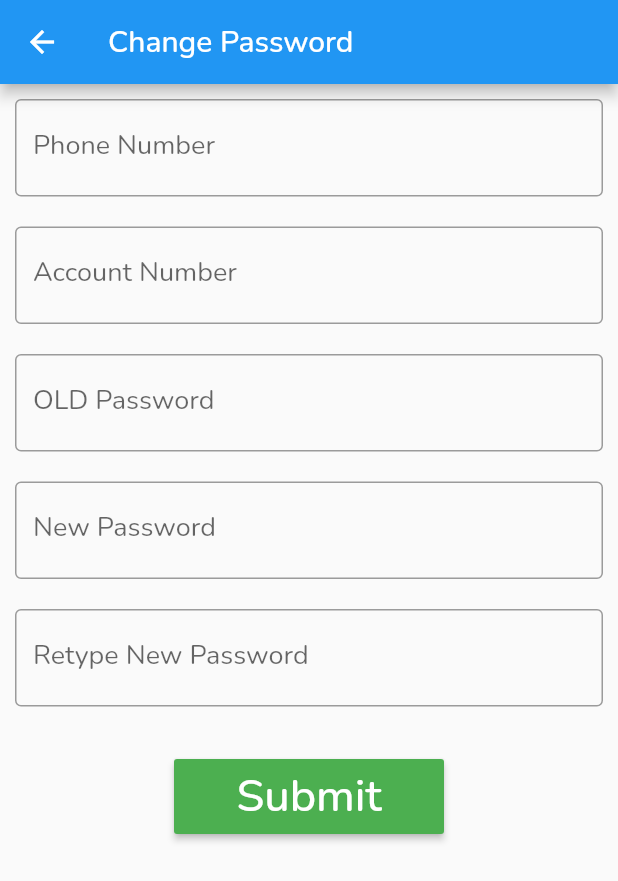
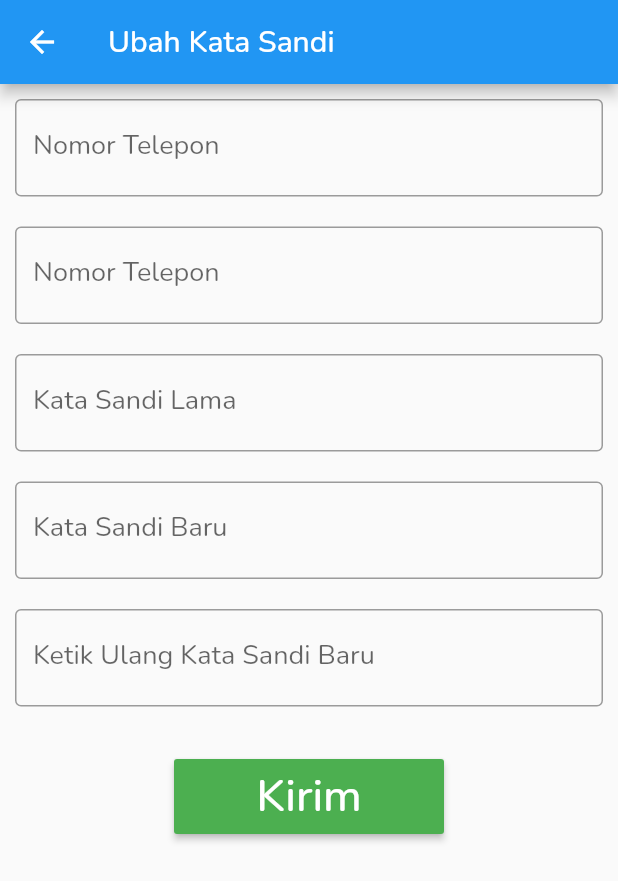
Before and after one commit to nangs/wincoremobile-1, a Flutter app: the ChangePassword screen opened directly, on a phone screen of 412 x 824 dp. Shown: the top 881 px of the screen. Run offline on Flutter 3.47's test engine with Material 2 defaults, Android fonts, the phone set to English and light mode, and no system bars; our stand-ins replace bloc, dartz, dio, firebase_auth, firebase_core, flutter_bloc and 1 more; missing offline and left inert: firebase_auth_web, firebase_core_web; accounts and stored records are empty; network calls fail.

Commit message:
Standarisasi Bahasa Indonesia + Tambah .GitIgnore

```diff
--- a/lib/helper/otp.dart
+++ b/lib/helper/otp.dart
@@ -65,7 +65,7 @@ class _OTPState extends State<OTP> {
                 height: 24,
               ),
               const Text(
-                'Verification',
+                'Verifikasi',
                 style: TextStyle(
                   fontSize: 22,
                   fontWeight: FontWeight.bold,
@@ -76,7 +76,7 @@ class _OTPState extends State<OTP> {
                 height: 10,
               ),
               const Text(
-                "Enter your OTP code number",
+                "Masukan kode OTP yang anda terima.",
                 style: TextStyle(
                   fontSize: 14,
                   fontWeight: FontWeight.bold,
@@ -369,7 +369,7 @@ class _OTPState extends State<OTP> {
                         child: const Padding(
                           padding: EdgeInsets.all(14.0),
                           child: Text(
-                            'Verify',
+                            'Verifikasi',
                             style: TextStyle(fontSize: 16),
                           ),
                         ),
--- a/lib/screen/auth/change_mpin/change_mpin.dart
+++ b/lib/screen/auth/change_mpin/change_mpin.dart
@@ -32,7 +32,7 @@ class _ChangeMPinState extends State<ChangeMPin> {
     return Scaffold(
       resizeToAvoidBottomInset: false,
       appBar: AppBar(
-        title: const Text('Change M-PIN'),
+        title: const Text('Ubah M-PIN'),
         // backgroundColor: Colors.lightBlue,
       ),
       body:
@@ -48,7 +48,7 @@ class _ChangeMPinState extends State<ChangeMPin> {
                   controller: myPhoneNumberController,
                   decoration: const InputDecoration(
                     border: OutlineInputBorder(),
-                    labelText: 'Phone Number',
+                    labelText: 'Nomor Telepon',
                   ),
                   onChanged: (text) {
                     nPhoneNumber = text;
@@ -61,7 +61,7 @@ class _ChangeMPinState extends State<ChangeMPin> {
                   controller: myAccountNumberController,
                   decoration: const InputDecoration(
                     border: OutlineInputBorder(),
-                    labelText: 'Account Number',
+                    labelText: 'Nomor Rekening',
                   ),
                   onChanged: (text) {
                     nAccountNumber = text;
@@ -75,7 +75,7 @@ class _ChangeMPinState extends State<ChangeMPin> {
                   controller: myPasswordController,
                   decoration: const InputDecoration(
                     border: OutlineInputBorder(),
-                    labelText: 'New MPIN',
+                    labelText: 'M-PIN Baru',
                   ),
                   onChanged: (text) {
                     nMPIN1 = text;
@@ -89,7 +89,7 @@ class _ChangeMPinState extends State<ChangeMPin> {
                   controller: myPassword2Controller,
                   decoration: const InputDecoration(
                     border: OutlineInputBorder(),
-                    labelText: 'Retype New MPIN',
+                    labelText: 'Ketik Ulang M-PIN Baru',
                   ),
                   onChanged: (text) {
                     nMPIN2 = text;
@@ -131,7 +131,7 @@ class _ChangeMPinState extends State<ChangeMPin> {
                 print(tokenResponse.request_token);
               },
               child: const Text(
-                'Submit',
+                'Kirim',
                 style: TextStyle(fontSize: 30.0),
               ),
             )
--- a/lib/screen/auth/change_password/change_password.dart
+++ b/lib/screen/auth/change_password/change_password.dart
@@ -29,7 +29,7 @@ class _ChangePasswordState extends State<ChangePassword> {
     return Scaffold(
       resizeToAvoidBottomInset: false,
       appBar: AppBar(
-        title: const Text('Change Password'),
+        title: const Text('Ubah Kata Sandi'),
         // backgroundColor: Colors.lightBlue,
       ),
       body:
@@ -45,7 +45,7 @@ class _ChangePasswordState extends State<ChangePassword> {
                   controller: myPhoneNumberController,
                   decoration: const InputDecoration(
                     border: OutlineInputBorder(),
-                    labelText: 'Phone Number',
+                    labelText: 'Nomor Telepon',
                   ),
                   onChanged: (text) {
                     nPhoneNumber = text;
@@ -58,7 +58,7 @@ class _ChangePasswordState extends State<ChangePassword> {
                   controller: myAccountNumberController,
                   decoration: const InputDecoration(
                     border: OutlineInputBorder(),
-                    labelText: 'Account Number',
+                    labelText: 'Nomor Telepon',
                   ),
                   onChanged: (text) {
                     nAccountNumber = text;
@@ -72,7 +72,7 @@ class _ChangePasswordState extends State<ChangePassword> {
                   controller: myOldPasswordController,
                   decoration: const InputDecoration(
                     border: OutlineInputBorder(),
-                    labelText: 'OLD Password',
+                    labelText: 'Kata Sandi Lama',
                   ),
                   onChanged: (text) {
                     nOldPassword = text;
@@ -86,7 +86,7 @@ class _ChangePasswordState extends State<ChangePassword> {
                   controller: myNewPasswordController,
                   decoration: const InputDecoration(
                     border: OutlineInputBorder(),
-                    labelText: 'New Password',
+                    labelText: 'Kata Sandi Baru',
                   ),
                   onChanged: (text) {
                     nNewPassword = text;
@@ -100,7 +100,7 @@ class _ChangePasswordState extends State<ChangePassword> {
                   controller: myRePasswordController,
                   decoration: const InputDecoration(
                     border: OutlineInputBorder(),
-                    labelText: 'Retype New Password',
+                    labelText: 'Ketik Ulang Kata Sandi Baru',
                   ),
                   onChanged: (text) {
                     nRePassword = text;
@@ -120,7 +120,7 @@ class _ChangePasswordState extends State<ChangePassword> {
                     MaterialPageRoute(builder: (context) => const Home()));
               },
               child: const Text(
-                'Submit',
+                'Kirim',
                 style: TextStyle(fontSize: 30.0),
               ),
             )
--- a/lib/screen/auth/forgot_mpin/forgot_mpin.dart
+++ b/lib/screen/auth/forgot_mpin/forgot_mpin.dart
@@ -27,7 +27,7 @@ class _ForgotMPinState extends State<ForgotMPin> {
     return Scaffold(
       resizeToAvoidBottomInset: false,
       appBar: AppBar(
-        title: const Text('Forgot MPIN'),
+        title: const Text('Lupa M-PIN'),
         // backgroundColor: Colors.lightBlue,
       ),
       body: SafeArea(
@@ -41,7 +41,7 @@ class _ForgotMPinState extends State<ForgotMPin> {
                   controller: myPhoneNumberController,
                   decoration: const InputDecoration(
                     border: OutlineInputBorder(),
-                    labelText: 'Phone Number',
+                    labelText: 'Nomor Telepon',
                   ),
                   onChanged: (text) {
                     nPhoneNumber = text;
@@ -54,7 +54,7 @@ class _ForgotMPinState extends State<ForgotMPin> {
                   controller: myAccountNumberController,
                   decoration: const InputDecoration(
                     border: OutlineInputBorder(),
-                    labelText: 'Account Number',
+                    labelText: 'Nomor Telepom',
                   ),
                   onChanged: (text) {
                     nAccountNumber = text;
@@ -68,7 +68,7 @@ class _ForgotMPinState extends State<ForgotMPin> {
                   controller: myNewMPINController,
                   decoration: const InputDecoration(
                     border: OutlineInputBorder(),
-                    labelText: 'New MPIN',
+                    labelText: 'M-PIN Baru',
                   ),
                   onChanged: (text) {
                     nNewMPIN = text;
@@ -82,7 +82,7 @@ class _ForgotMPinState extends State<ForgotMPin> {
                   controller: myRetypeNewMPINController,
                   decoration: const InputDecoration(
                     border: OutlineInputBorder(),
-                    labelText: 'Retype New MPIN',
+                    labelText: 'Ketikan Ulang M-PIN Baru',
                   ),
                   onChanged: (text) {
                     nRetypeNewMPIN = text;
@@ -102,7 +102,7 @@ class _ForgotMPinState extends State<ForgotMPin> {
                     MaterialPageRoute(builder: (context) => const Welcome()));
               },
               child: const Text(
-                'Submit',
+                'Kirim',
                 style: TextStyle(fontSize: 30.0),
               ),
             )
--- a/lib/screen/auth/forgot_password/forgot_password.dart
+++ b/lib/screen/auth/forgot_password/forgot_password.dart
@@ -27,7 +27,7 @@ class _ForgotPasswordState extends State<ForgotPassword> {
     return Scaffold(
       resizeToAvoidBottomInset: false,
       appBar: AppBar(
-        title: const Text('Forgot Password'),
+        title: const Text('Lupa Kata Sandi'),
         // backgroundColor: Colors.lightBlue,
       ),
       body: SafeArea(
@@ -41,7 +41,7 @@ class _ForgotPasswordState extends State<ForgotPassword> {
                   controller: myPhoneNumberController,
                   decoration: const InputDecoration(
                     border: OutlineInputBorder(),
-                    labelText: 'Phone Number',
+                    labelText: 'Nomor Telepon',
                   ),
                   onChanged: (text) {
                     nPhoneNumber = text;
@@ -54,7 +54,7 @@ class _ForgotPasswordState extends State<ForgotPassword> {
                   controller: myAccountNumberController,
                   decoration: const InputDecoration(
                     border: OutlineInputBorder(),
-                    labelText: 'Account Number',
+                    labelText: 'Nomor Rekening',
                   ),
                   onChanged: (text) {
                     nAccountNumber = text;
@@ -68,7 +68,7 @@ class _ForgotPasswordState extends State<ForgotPassword> {
                   controller: myPasswordController,
                   decoration: const InputDecoration(
                     border: OutlineInputBorder(),
-                    labelText: 'New Password',
+                    labelText: 'Kata Sandi Baru',
                   ),
                   onChanged: (text) {
                     nPassword = text;
@@ -82,7 +82,7 @@ class _ForgotPasswordState extends State<ForgotPassword> {
                   controller: myPassword2Controller,
                   decoration: const InputDecoration(
                     border: OutlineInputBorder(),
-                    labelText: 'Retype New Password',
+                    labelText: 'Ketikan Ulang Kata Sandi Baru',
                   ),
                   onChanged: (text) {
                     nPassword2 = text;
@@ -102,7 +102,7 @@ class _ForgotPasswordState extends State<ForgotPassword> {
                     MaterialPageRoute(builder: (context) => const Welcome()));
               },
               child: const Text(
-                'Submit',
+                'Kirim',
                 style: TextStyle(fontSize: 30.0),
               ),
             )
--- a/lib/screen/auth/register/register.dart
+++ b/lib/screen/auth/register/register.dart
@@ -134,7 +134,7 @@ class _RegisterState extends State<Register> {
       child: const Padding(
         padding: EdgeInsets.all(14.0),
         child: Text(
-          'Submit',
+          'Kirim',
           style: TextStyle(fontSize: 16),
         ),
       ),
@@ -199,7 +199,7 @@ class _RegisterState extends State<Register> {
                 height: 24,
               ),
               const Text(
-                'Registration',
+                'Pendaftaran',
                 style: TextStyle(
                   fontSize: 22,
                   fontWeight: FontWeight.bold,
@@ -210,7 +210,7 @@ class _RegisterState extends State<Register> {
                 height: 10,
               ),
               const Text(
-                "Add your phone number. We'll send you a verification code so we know you're real",
+                "Tambahkan nomor telepon Anda. Kami akan mengirimkan kode verifikasi agar kami tahu bahwa Anda asli.",
                 style: TextStyle(
                   fontSize: 14,
                   fontWeight: FontWeight.bold,
--- a/lib/screen/auth/register/register2.dart
+++ b/lib/screen/auth/register/register2.dart
@@ -84,7 +84,7 @@ class _Register2State extends State<Register2> {
       child: const Padding(
         padding: EdgeInsets.all(14.0),
         child: Text(
-          'Submit',
+          'Kirim',
           style: TextStyle(fontSize: 16),
         ),
       ),
@@ -122,8 +122,7 @@ class _Register2State extends State<Register2> {
           ),
         ),
       ),
-      child:
-          const Padding(padding: EdgeInsets.all(14.0), child: Text("Submit")),
+      child: const Padding(padding: EdgeInsets.all(14.0), child: Text("Kirim")),
     );
   }
 
@@ -184,13 +183,13 @@ class _Register2State extends State<Register2> {
                     MaterialPageRoute(builder: (context) => const Register()));
               } else if (state.dataLogin.status == "REGISTER_EXIST") {
                 AlertMessage(
-                    "Information", "Username telah digunakan", "OK", context);
+                    "Informasi", "Username telah digunakan", "OK", context);
               } else if (state.dataLogin.status == "INVALID_ACCOUNT_NO") {
-                AlertMessage("Information",
+                AlertMessage("Informasi",
                     "Nomor Rekening yang anda masukan salah", "OK", context);
               } else if (state.dataLogin.status == "VERIFICATION_FAILED") {
                 AlertMessage(
-                    "Information", "Data tidak terdaftar", "OK", context);
+                    "Informasi", "Data tidak terdaftar", "OK", context);
               }
             }
           },
@@ -202,7 +201,7 @@ class _Register2State extends State<Register2> {
                 child: Column(
                   children: [
                     const Text(
-                      "Input your personal data",
+                      "Masukan data pribadi anda",
                       style: TextStyle(
                         color: Colors.white,
                       ),
@@ -221,7 +220,7 @@ class _Register2State extends State<Register2> {
                           color: Colors.white,
                           icon: const Icon(Icons.date_range),
                         ),
-                        labelText: 'Date of Birth',
+                        labelText: 'Tangga Lahir',
                         labelStyle: const TextStyle(color: Colors.blueAccent),
                       ),
                       // keyboardType: TextInputType.datetime,
@@ -237,7 +236,7 @@ class _Register2State extends State<Register2> {
                       ),
                       controller: _noKtpController,
                       decoration: const InputDecoration(
-                        labelText: 'Identity Number',
+                        labelText: 'Nomor Identitas',
                         labelStyle: TextStyle(color: Colors.blueAccent),
                       ),
                       keyboardType: TextInputType.number,
@@ -250,7 +249,7 @@ class _Register2State extends State<Register2> {
                       ),
                       controller: _noRekController,
                       decoration: const InputDecoration(
-                        labelText: 'Account Number',
+                        labelText: 'Nomor Rekening',
                         labelStyle: TextStyle(color: Colors.blueAccent),
                       ),
                       keyboardType: TextInputType.number,
@@ -263,7 +262,7 @@ class _Register2State extends State<Register2> {
                       ),
                       controller: _userIdController,
                       decoration: const InputDecoration(
-                        labelText: 'User ID',
+                        labelText: 'Nama Pengguna',
                         labelStyle: TextStyle(color: Colors.blueAccent),
                       ),
                       keyboardType: TextInputType.text,
@@ -278,7 +277,7 @@ class _Register2State extends State<Register2> {
                       ),
                       controller: _passController,
                       decoration: const InputDecoration(
-                        labelText: 'Password',
+                        labelText: 'Kata Sandi',
                         labelStyle: TextStyle(color: Colors.blueAccent),
                       ),
                       keyboardType: TextInputType.visiblePassword,
@@ -293,7 +292,7 @@ class _Register2State extends State<Register2> {
                       ),
                       controller: _passConfController,
                       decoration: const InputDecoration(
-                        labelText: 'Re-Type Password',
+                        labelText: 'Ketikan Ulang Kata Sandi',
                         labelStyle: TextStyle(color: Colors.blueAccent),
                       ),
                       keyboardType: TextInputType.visiblePassword,
@@ -334,7 +333,7 @@ class _Register2State extends State<Register2> {
                       ),
                       controller: _mpinConfController,
                       decoration: const InputDecoration(
-                        labelText: 'Re-Type M-PIN',
+                        labelText: 'Ketikan Ulang M-PIN',
                         labelStyle: TextStyle(color: Colors.blueAccent),
                       ),
                       keyboardType: TextInputType.number,
--- a/lib/screen/panel/account/account_activities.dart
+++ b/lib/screen/panel/account/account_activities.dart
@@ -12,7 +12,7 @@ class _AccountActivitiesState extends State<AccountActivities> {
   Widget build(BuildContext context) {
     return Scaffold(
       appBar: AppBar(
-        title: const Text("Saving Account Activities"),
+        title: const Text("Mutasi Saldo"),
         backgroundColor: Colors.blue,
       ),
     );
--- a/lib/screen/panel/account/account_balance.dart
+++ b/lib/screen/panel/account/account_balance.dart
@@ -12,7 +12,7 @@ class _AccountBalanceState extends State<AccountBalance> {
   Widget build(BuildContext context) {
     return Scaffold(
       appBar: AppBar(
-        title: const Text("Balance Inquiry"),
+        title: const Text("Informasi Saldo"),
         backgroundColor: Colors.blue,
       ),
     );
--- a/lib/screen/panel/account/transfer_balance.dart
+++ b/lib/screen/panel/account/transfer_balance.dart
@@ -12,7 +12,7 @@ class _TransferBalanceState extends State<TransferBalance> {
   Widget build(BuildContext context) {
     return Scaffold(
       appBar: AppBar(
-        title: const Text("Transfer Balance"),
+        title: const Text("Kirim Saldo"),
         backgroundColor: Colors.blue,
       ),
     );
--- a/lib/screen/panel/notification/notifications.dart
+++ b/lib/screen/panel/notification/notifications.dart
@@ -13,20 +13,20 @@ class Notifications extends StatelessWidget {
 
     return Scaffold(
       appBar: AppBar(
-        title: const Text("Notifications"),
+        title: const Text("Notifikasi"),
         backgroundColor: Colors.blue,
       ),
       body: Column(
         children: <Widget>[
           NotificationContent(
             dateFormated: dateFormated,
-            notificationTitle: "Withdrawal Success",
+            notificationTitle: "Penarikan Dana Berhasil",
             notificationContent:
                 "Penarikan tunai dari rekening 0100063001 sebesar Rp 150.000 telah berhasil.",
           ),
           NotificationContent(
             dateFormated: dateFormated,
-            notificationTitle: "Transfer Balance Success",
+            notificationTitle: "Kirim Saldo Berhasil",
             notificationContent:
                 "Pemindahan dana ke Windy Sura Wijaya - 0100062901 sebesar Rp 125.000 telah berhasil.",
           ),
--- a/lib/screen/panel/settings/about.dart
+++ b/lib/screen/panel/settings/about.dart
@@ -12,7 +12,7 @@ class _AboutState extends State<About> {
   Widget build(BuildContext context) {
     return Scaffold(
       appBar: AppBar(
-        title: const Text("About"),
+        title: const Text("Tentang Kami"),
         backgroundColor: Colors.blue,
       ),
     );
--- a/lib/screen/panel/settings/faq.dart
+++ b/lib/screen/panel/settings/faq.dart
@@ -12,7 +12,7 @@ class _FAQState extends State<FAQ> {
   Widget build(BuildContext context) {
     return Scaffold(
       appBar: AppBar(
-        title: const Text("Frequently Ask Question"),
+        title: const Text("Pertanyaan dan Dukungan"),
         backgroundColor: Colors.blue,
       ),
     );
--- a/lib/screen/panel/settings/settings.dart
+++ b/lib/screen/panel/settings/settings.dart
@@ -16,7 +16,7 @@ class _SettingsState extends State<Settings> {
   Widget build(BuildContext context) {
     return Scaffold(
       appBar: AppBar(
-        title: const Text("Settings"),
+        title: const Text("Pengaturan"),
         backgroundColor: Colors.blue,
       ),
       resizeToAvoidBottomInset: false,
@@ -29,7 +29,7 @@ class _SettingsState extends State<Settings> {
                     builder: (context) => const ChangePassword()));
               },
               child: const HorizontalFlatMenuWithIcon(
-                nameMenu: 'Change Password',
+                nameMenu: 'Ubah Kata Sandi',
                 icon: Icons.lock_open_sharp,
               ),
             ),
@@ -39,7 +39,7 @@ class _SettingsState extends State<Settings> {
                     builder: (context) => const ChangeMPin()));
               },
               child: const HorizontalFlatMenuWithIcon(
-                nameMenu: 'Change M-PIN',
+                nameMenu: 'Ubah M-PIN',
                 icon: Icons.password_sharp,
               ),
             ),
@@ -49,7 +49,7 @@ class _SettingsState extends State<Settings> {
                     MaterialPageRoute(builder: (context) => const SignIn()));
               },
               child: const HorizontalFlatMenuWithIcon(
-                nameMenu: 'Sign Out',
+                nameMenu: 'Keluar',
                 icon: Icons.exit_to_app_sharp,
               ),
             ),
```
Also changed, not shown: lib/screen/auth/welcome.dart (+5 -5 lines), lib/screen/panel/home/home.dart (+8 -8 lines), 3 other files.
